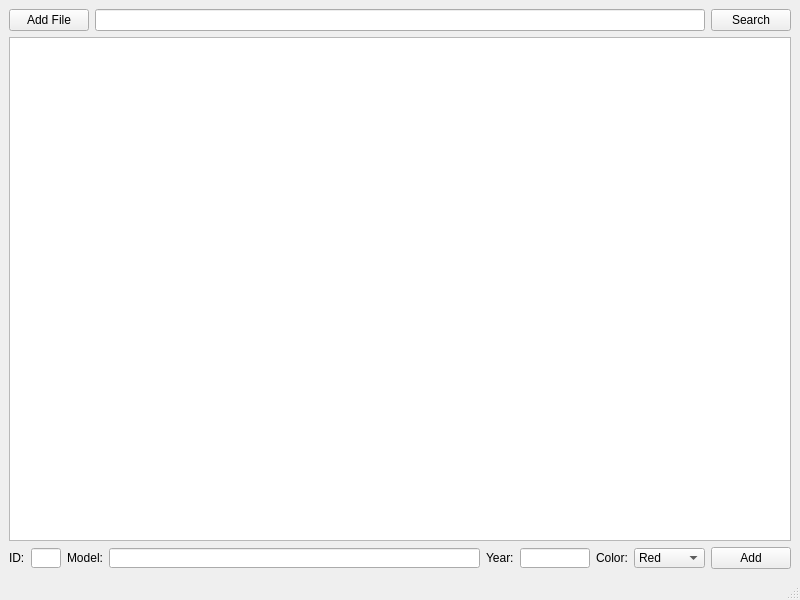
Before: the Qt Designer form mainwindow.ui in KeoFoxy/DatabaseParcer, drawn with Qt 5.
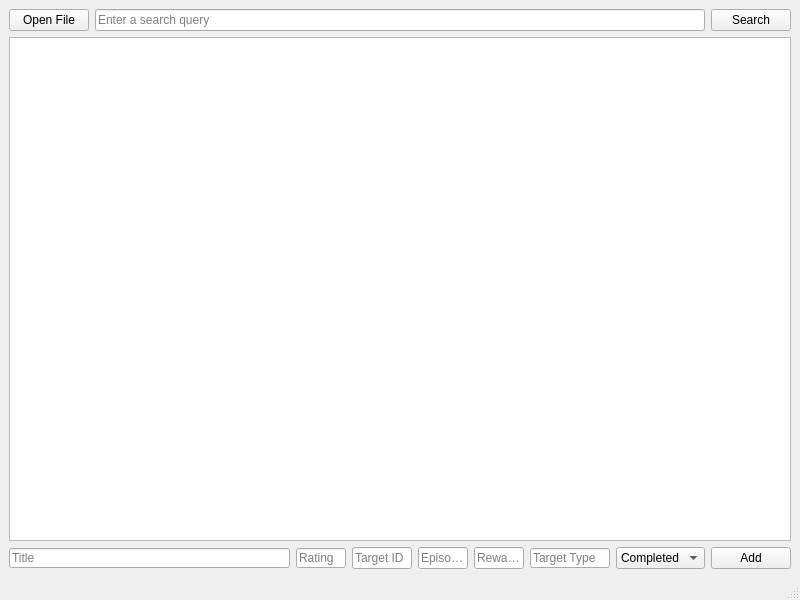
After: the same form once the commit is applied. Custom widgets are drawn as their Qt base class.

```diff
--- a/mainwindow.ui
+++ b/mainwindow.ui
@@ -13,6 +13,9 @@
   <property name="windowTitle">
    <string>MainWindow</string>
   </property>
+  <property name="styleSheet">
+   <string notr="true"/>
+  </property>
   <widget class="QWidget" name="centralwidget">
    <layout class="QVBoxLayout" name="verticalLayout">
     <item>
@@ -20,12 +23,22 @@
       <item>
        <widget class="QPushButton" name="addFilePath">
         <property name="text">
-         <string>Add File</string>
+         <string>Open File</string>
         </property>
        </widget>
       </item>
       <item>
-       <widget class="QLineEdit" name="dataEntry"/>
+       <widget class="QLineEdit" name="dataEntry">
+        <property name="styleSheet">
+         <string notr="true"/>
+        </property>
+        <property name="inputMask">
+         <string/>
+        </property>
+        <property name="placeholderText">
+         <string>Enter a search query</string>
+        </property>
+       </widget>
       </item>
       <item>
        <layout class="QVBoxLayout" name="verticalLayout_3">
@@ -50,9 +63,18 @@
     <item>
      <layout class="QHBoxLayout" name="horizontalLayout_3">
       <item>
-       <widget class="QLabel" name="label">
-        <property name="text">
-         <string>ID:</string>
+       <widget class="QLineEdit" name="editTitle">
+        <property name="maximumSize">
+         <size>
+          <width>16777215</width>
+          <height>20</height>
+         </size>
+        </property>
+        <property name="alignment">
+         <set>Qt::AlignLeading|Qt::AlignLeft|Qt::AlignVCenter</set>
+        </property>
+        <property name="placeholderText">
+         <string>Title</string>
         </property>
        </widget>
       </item>
@@ -69,7 +91,7 @@
         </property>
         <property name="maximumSize">
          <size>
-          <width>30</width>
+          <width>50</width>
           <height>20</height>
          </size>
         </property>
@@ -82,12 +104,8 @@
         <property name="alignment">
          <set>Qt::AlignLeading|Qt::AlignLeft|Qt::AlignVCenter</set>
         </property>
-       </widget>
-      </item>
-      <item>
-       <widget class="QLabel" name="label_4">
-        <property name="text">
-         <string>Model:</string>
+        <property name="placeholderText">
+         <string>Rating</string>
         </property>
        </widget>
       </item>
@@ -95,16 +113,12 @@
        <widget class="QLineEdit" name="edit_Model">
         <property name="maximumSize">
          <size>
-          <width>16777215</width>
-          <height>20</height>
+          <width>60</width>
+          <height>16777215</height>
          </size>
         </property>
-       </widget>
-      </item>
-      <item>
-       <widget class="QLabel" name="label_2">
-        <property name="text">
-         <string>Year:</string>
+        <property name="placeholderText">
+         <string>Target ID</string>
         </property>
        </widget>
       </item>
@@ -112,30 +126,46 @@
        <widget class="QLineEdit" name="edit_Year">
         <property name="maximumSize">
          <size>
-          <width>70</width>
-          <height>20</height>
+          <width>50</width>
+          <height>16777215</height>
          </size>
         </property>
+        <property name="placeholderText">
+         <string>Episodes</string>
+        </property>
        </widget>
       </item>
       <item>
-       <widget class="QLabel" name="label_3">
-        <property name="text">
-         <string>Color:</string>
+       <widget class="QLineEdit" name="editRewatch">
+        <property name="maximumSize">
+         <size>
+          <width>50</width>
+          <height>16777215</height>
+         </size>
         </property>
+        <property name="placeholderText">
+         <string>Rewatches</string>
+        </property>
        </widget>
       </item>
       <item>
-       <widget class="QComboBox" name="colorBox">
+       <widget class="QLineEdit" name="editTargetType">
         <property name="maximumSize">
          <size>
-          <width>16777215</width>
+          <width>80</width>
           <height>20</height>
          </size>
         </property>
+        <property name="placeholderText">
+         <string>Target Type</string>
+        </property>
+       </widget>
+      </item>
+      <item>
+       <widget class="QComboBox" name="comboStatus">
         <item>
          <property name="text">
-          <string>Red</string>
+          <string>Completed</string>
          </property>
         </item>
         <item>
```
Left out of the diff: 41 changed lines with no effect on the pictures.
